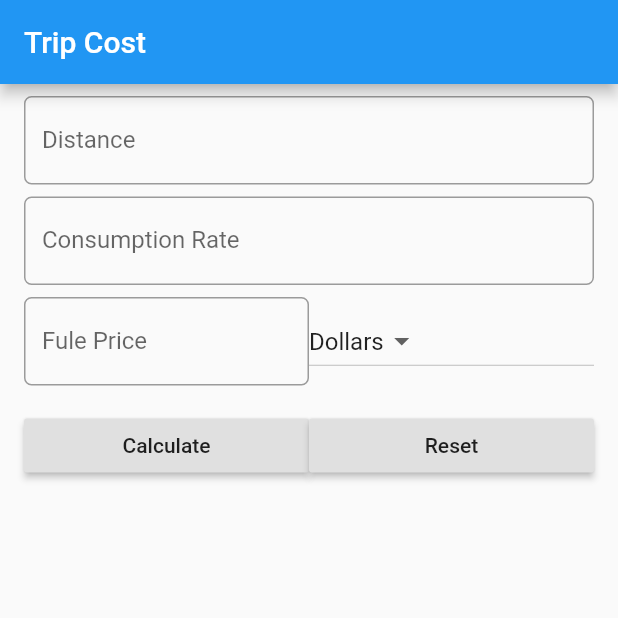
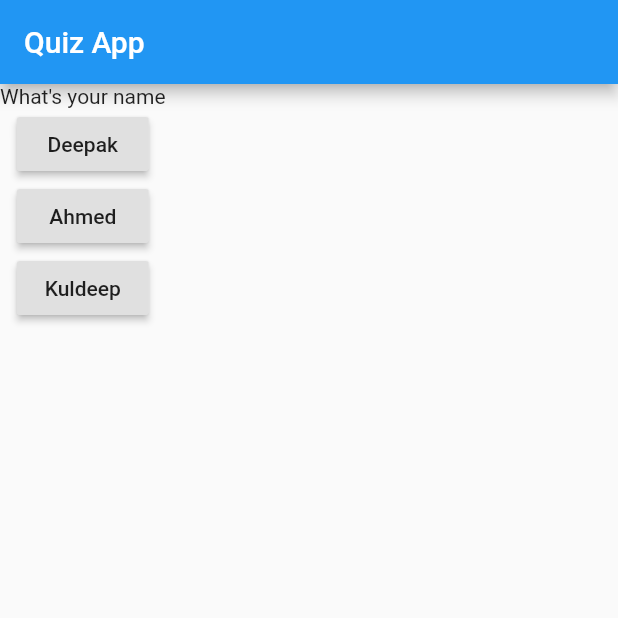
Before and after one commit to sippitechnologies/flutterlearning, a Flutter app: the screen it shows after launch, on a phone screen of 412 x 824 dp, the top half of it. Run offline on Flutter 3.47's test engine with Material 2 defaults, Android fonts, the phone set to English and light mode, and no system bars.

Commit message:
Working on Quizapp

```diff
--- /dev/null
+++ b/fundamentalflutter/helloworldapp/lib/apps/dog/model/dog.dart
@@ -0,0 +1,7 @@
+/*class Dog {
+  final int _id;
+  final String _name;
+  // ignore: unused_field
+  final int _age;
+  Dog(this._id, this._age, this._name);
+}*/
--- /dev/null
+++ b/fundamentalflutter/helloworldapp/lib/apps/quizeapp/answer.dart
@@ -0,0 +1,16 @@
+import 'package:flutter/material.dart';
+
+class Answer extends StatelessWidget {
+  final String _label;
+  final Function _handler;
+
+  Answer(this._label, this._handler);
+
+  @override
+  Widget build(BuildContext context) {
+    return RaisedButton(
+      child: Text(_label),
+      onPressed: _handler,
+    );
+  }
+}
--- /dev/null
+++ b/fundamentalflutter/helloworldapp/lib/apps/quizeapp/question.dart
@@ -0,0 +1,10 @@
+import 'package:flutter/material.dart';
+
+class Question extends StatelessWidget {
+  final String _title;
+  Question(this._title);
+  @override
+  Widget build(BuildContext context) {
+    return Text(_title);
+  }
+}
--- /dev/null
+++ b/fundamentalflutter/helloworldapp/lib/apps/quizeapp/quizapp.dart
@@ -0,0 +1,12 @@
+import 'package:flutter/material.dart';
+import 'quizapphome.dart';
+
+class QuizApp extends StatelessWidget {
+  @override
+  Widget build(BuildContext context) {
+    return MaterialApp(
+      title: "Quiz App",
+      home: QuizHome(),
+    );
+  }
+}
--- /dev/null
+++ b/fundamentalflutter/helloworldapp/lib/apps/quizeapp/quizapphome.dart
@@ -0,0 +1,7 @@
+import 'package:flutter/material.dart';
+import './quizhomestate.dart';
+
+class QuizHome extends StatefulWidget {
+  @override
+  State<StatefulWidget> createState() => QuizHomeState();
+}
--- /dev/null
+++ b/fundamentalflutter/helloworldapp/lib/apps/quizeapp/quizhomestate.dart
@@ -0,0 +1,62 @@
+import 'package:flutter/material.dart';
+import 'quizapphome.dart';
+import 'question.dart';
+import 'answer.dart';
+
+class QuizHomeState extends State<QuizHome> {
+  int counter = 0;
+
+  var questions = [
+    {
+      "question": "What's your name",
+      "answers": ["Deepak", "Ahmed", "Kuldeep"]
+    },
+    {
+      "question": "What's your age",
+      "answers": ["10", "20", "40"]
+    },
+    {
+      "question": "What's your city",
+      "answers": ["Delhi", "Moonak", "Patran"]
+    },
+    {
+      "question": "What's your country",
+      "answers": ["India", "Germany", "Pakistan"]
+    },
+    {
+      "question": "What's your state",
+      "answers": ["Punjab", "Haryana", "Delhi"]
+    },
+    {
+      "question": "What's your name",
+      "answers": ["Deepak", "Ahmed", "Kuldeep"]
+    },
+    {
+      "question": "What's your name",
+      "answers": ["Deepak", "Ahmed", "Kuldeep"]
+    }
+  ];
+
+  void updateQuestionAnswer() {
+    setState(() {
+      counter++;
+    });
+  }
+
+  @override
+  Widget build(BuildContext buildContext) {
+    return Scaffold(
+      appBar: AppBar(
+          title: Text(
+        "Quiz App",
+      )),
+      body: Column(
+        children: [
+          Question(questions[counter]['question']),
+          ...((questions[counter]['answers'] as List<String>)
+              .map((answer) => Answer(answer, updateQuestionAnswer))).toList()
+        ],
+      ),
+    );
+  }
+}
--- /dev/null
+++ b/fundamentalflutter/helloworldapp/lib/apps/todoapp/model/todo.dart
@@ -0,0 +1,11 @@
+class Todo {
+  /* int _id;
+  String _title;
+  String _description;
+  String _date;
+  int _proritity;
+
+  Todo(this._title, this._date, this._proritity, [this._description]);
+  Todo.fromObject(this._id, this._title, this._date, this._proritity,
+      [this._description]);*/
+}
--- a/fundamentalflutter/helloworldapp/lib/main.dart
+++ b/fundamentalflutter/helloworldapp/lib/main.dart
@@ -1,4 +1,4 @@
 import 'package:flutter/material.dart';
-import './apps/tripcostcalculator/tipcalculatorapp.dart';
+import './apps/quizeapp/quizapp.dart';
 
-void main() => runApp(TripCostCalculator());
+void main() => runApp(QuizApp());
--- a/fundamentalflutter/helloworldapp/pubspec.yaml
+++ b/fundamentalflutter/helloworldapp/pubspec.yaml
@@ -23,6 +23,7 @@ environment:
 dependencies:
   flutter:
     sdk: flutter
+
 
 
   # The following adds the Cupertino Icons font to your application.
```
Also changed, not shown: fundamentalflutter/helloworldapp/lib/apps/dog/model/dbhelper.dart (added), fundamentalflutter/helloworldapp/lib/apps/quizeapp/result.dart (added).
